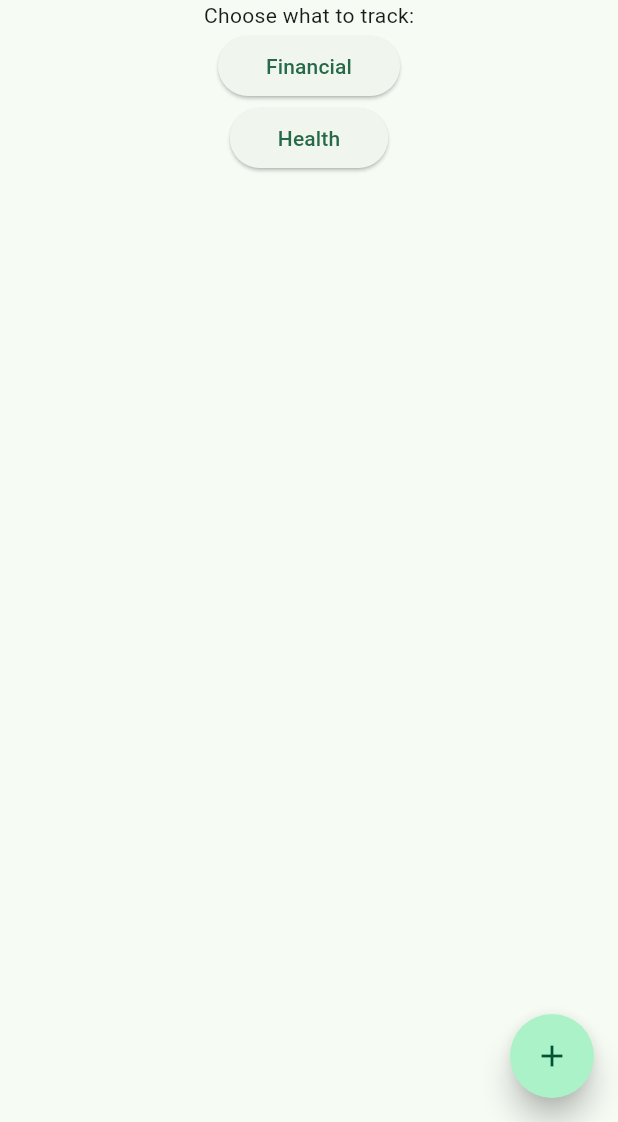
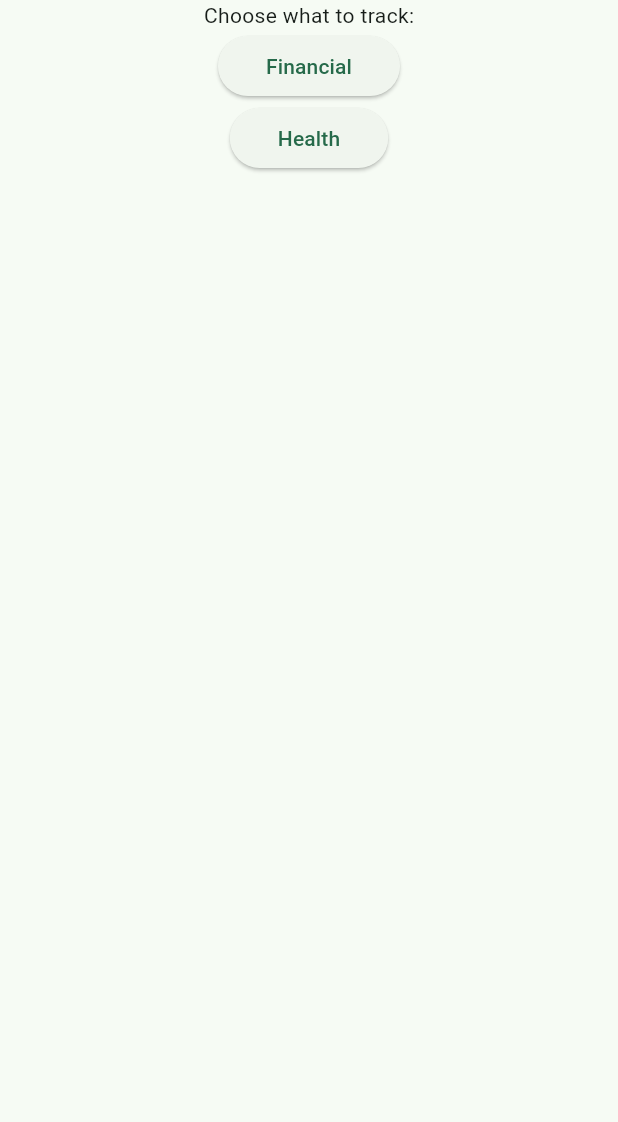
Before and after one commit to dimejune13/lifetracker, a Flutter app: the screen it shows after launch, on a phone screen of 412 x 824 dp, the part 114-1236 px from its top. Run offline on Flutter 3.47's test engine with Material 3 defaults, Android fonts, the phone set to English and light mode, and no system bars; drawn by our look-alikes of flutter_speed_dial.

Commit message:
Deleted speed dial elevated button from Home page

```diff
--- a/lib/main.dart
+++ b/lib/main.dart
@@ -1,5 +1,4 @@
 import 'package:flutter/material.dart';
-import 'package:flutter_speed_dial/flutter_speed_dial.dart';
 
 void main() {
   runApp(const MyApp());
@@ -31,31 +30,6 @@ class MyHomePage extends StatefulWidget {
 }
 
 class _MyHomePageState extends State<MyHomePage> {
-
-  var renderOverlay = true;
-  var visible = true;
-  var switchLabelPosition = false;
-  var extend = false;
-  var mini = false;
-  var rmicons = false;
-  var customDialRoot = false;
-  var closeManually = false;
-  var useRAnimation = true;
-  var isDialOpen = ValueNotifier<bool>(false);
-  var speedDialDirection = SpeedDialDirection.up;
-  var buttonSize = const Size(56.0, 56.0);
-  var childrenButtonSize = const Size(56.0, 56.0);
-  var selectedfABLocation = FloatingActionButtonLocation.endDocked;
-  var items = [
-    FloatingActionButtonLocation.startFloat,
-    FloatingActionButtonLocation.startDocked,
-    FloatingActionButtonLocation.centerFloat,
-    FloatingActionButtonLocation.endFloat,
-    FloatingActionButtonLocation.endDocked,
-    FloatingActionButtonLocation.startTop,
-    FloatingActionButtonLocation.centerTop,
-    FloatingActionButtonLocation.endTop,
-  ];
 
   @override
   Widget build(BuildContext context) {
@@ -102,100 +76,6 @@ class _MyHomePageState extends State<MyHomePage> {
           ),
         ),
       ),
-      floatingActionButton: SpeedDial(
-          // animatedIcon: AnimatedIcons.menu_close,
-          // animatedIconTheme: IconThemeData(size: 22.0),
-          // child: Text("open"),
-          // activeChild: Text("close"),
-          icon: Icons.add,
-          activeIcon: Icons.close,
-          spacing: 3,
-          mini: mini,
-          openCloseDial: isDialOpen,
-          childPadding: const EdgeInsets.all(5),
-          spaceBetweenChildren: 4,
-          dialRoot: customDialRoot
-              ? (ctx, open, toggleChildren) {
-                  return ElevatedButton(
-                    onPressed: toggleChildren,
-                    style: ElevatedButton.styleFrom(
-                      backgroundColor: Colors.blue[900],
-                      padding: const EdgeInsets.symmetric(
-                          horizontal: 22, vertical: 18),
-                    ),
-                    child: const Text(
-                      "Custom Dial Root",
-                      style: TextStyle(fontSize: 17),
-                    ),
-                  );
-                }
-              : null,
-          buttonSize:
-              buttonSize,
-          label: extend
-              ? const Text("Open")
-              : null,
-          activeLabel: extend ? const Text("Close") : null,
-
-          childrenButtonSize: childrenButtonSize,
-          visible: visible,
-          direction: speedDialDirection,
-          switchLabelPosition: switchLabelPosition,
-
-          closeManually: closeManually,
-
-          renderOverlay: renderOverlay,
-          // overlayColor: Colors.black,
-          // overlayOpacity: 0.5,
-          onOpen: () => debugPrint('OPENING DIAL'),
-          onClose: () => debugPrint('DIAL CLOSED'),
-          useRotationAnimation: useRAnimation,
-          tooltip: 'Open Speed Dial',
-          heroTag: 'speed-dial-hero-tag',
-          // foregroundColor: Colors.black,
-          // backgroundColor: Colors.white,
-          // activeForegroundColor: Colors.red,
-          // activeBackgroundColor: Colors.blue,
-          elevation: 8.0,
-          animationCurve: Curves.elasticInOut,
-          isOpenOnStart: false,
-          shape: customDialRoot
-              ? const RoundedRectangleBorder()
-              : const StadiumBorder(),
-          // childMargin: EdgeInsets.symmetric(horizontal: 10, vertical: 5),
-          children: [
-            SpeedDialChild(
-              child: const Icon(Icons.accessibility),
-              backgroundColor: Colors.red,
-              foregroundColor: Colors.white,
-              label: 'Finance',
-              onTap: () => ScaffoldMessenger.of(context).showSnackBar(
-                const SnackBar(content: Text(("Finance Tap")),)
-              ),
-              onLongPress: () => ScaffoldMessenger.of(context).showSnackBar(
-                const SnackBar(content: Text(("Finance Long Pressed")),)
-              ),
-            ),
-            SpeedDialChild(
-              child: !rmicons ? const Icon(Icons.brush) : null,
-              backgroundColor: Colors.deepOrange,
-              foregroundColor: Colors.white,
-              label: 'Second',
-              visible: false,
-              onTap: () => debugPrint('SECOND CHILD'),
-            ),
-            SpeedDialChild(
-              child: !rmicons ? const Icon(Icons.margin) : null,
-              backgroundColor: Colors.indigo,
-              foregroundColor: Colors.white,
-              label: 'Show Snackbar',
-              visible: false,
-              onTap: () => ScaffoldMessenger.of(context).showSnackBar(
-                  const SnackBar(content: Text(("Third Child Pressed")))),
-              onLongPress: () => debugPrint('THIRD CHILD LONG PRESS'),
-            ),
-          ],
-        ),
     );
   }
 }
```
